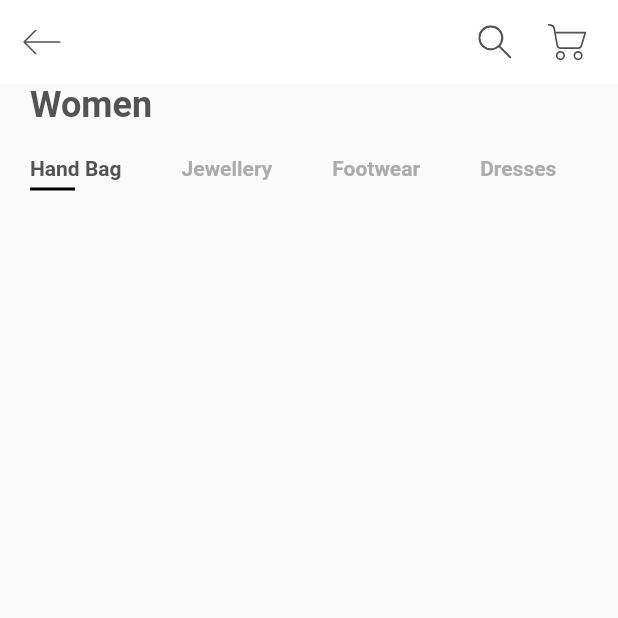
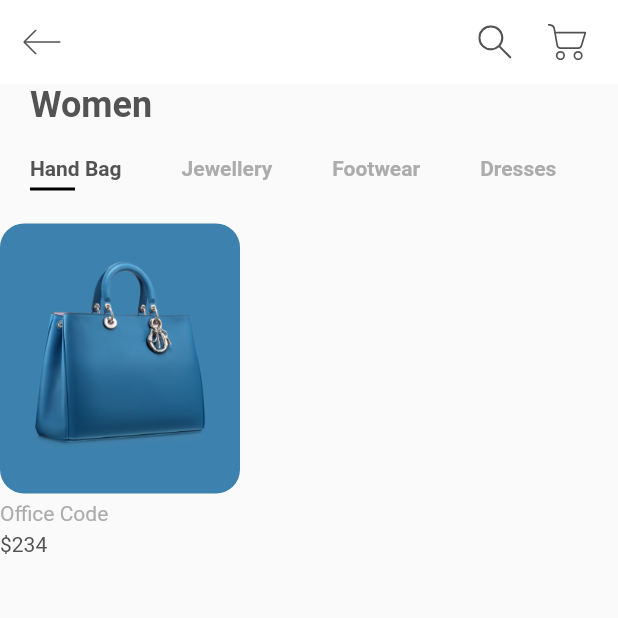
Before and after one commit to DavidCastelloBatet/online_shop_ui_app_flutter, a Flutter app: the screen it shows after launch, on a phone screen of 412 x 824 dp, the top half of it. Run offline on Flutter 3.47's test engine with Material 2 defaults, Android fonts, the phone set to English and light mode, and no system bars; our stand-ins replace flutter_svg.

Commit message:
body > item card

```diff
--- a/lib/screens/home/components/body.dart
+++ b/lib/screens/home/components/body.dart
@@ -1,6 +1,9 @@
 import 'package:flutter/material.dart';
 import 'package:online_shop_ui_app_flutter/constants.dart';
+import 'package:online_shop_ui_app_flutter/models/Product.dart';
 import 'package:online_shop_ui_app_flutter/screens/home/components/categories.dart';
+
+import 'item_card.dart';
 
 class Body extends StatelessWidget {
   @override
@@ -21,9 +24,8 @@ class Body extends StatelessWidget {
           ),
         ),
         Categories(),
+        ItemCard(),
       ],
     );
   }
 }
-
-// Statefull widget para las categorias
--- /dev/null
+++ b/lib/screens/home/components/item_card.dart
@@ -0,0 +1,45 @@
+import 'package:flutter/material.dart';
+import 'package:online_shop_ui_app_flutter/models/Product.dart';
+import '../../../constants.dart';
+
+class ItemCard extends StatelessWidget {
+  final Product product;
+  final Function press;
+  const ItemCard({
+    Key key,
+    this.product,
+    this.press,
+  }) : super(key: key);
+
+  @override
+  Widget build(BuildContext context) {
+    return Column(
+      crossAxisAlignment: CrossAxisAlignment.start,
+      children: [
+        Container(
+          padding: EdgeInsets.all(kDefaultPadding),
+          height: 180.0,
+          width: 160.0,
+          decoration: BoxDecoration(
+            color: products[0].color,
+            borderRadius: BorderRadius.circular(16.0),
+          ),
+          child: Image.asset(products[0].image),
+        ),
+        Padding(
+          padding: const EdgeInsets.symmetric(
+            vertical: kDefaultPadding / 4,
+          ),
+          child: Text(
+            products[0].title,
+            style: TextStyle(color: kTextLightColor),
+          ),
+        ),
+        Text(
+          '\$234',
+          style: TextStyle(color: kTextColor),
+        ),
+      ],
+    );
+  }
+}
```
